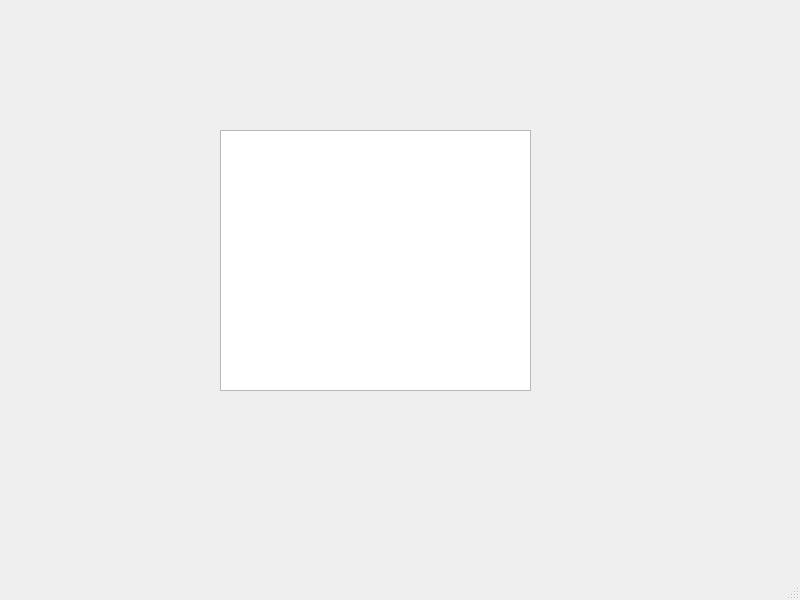
First picture: the form in ui/8_Tasks/TasksScreen.ui, repository F1l14/Software-Engineering-2025, before the edit.
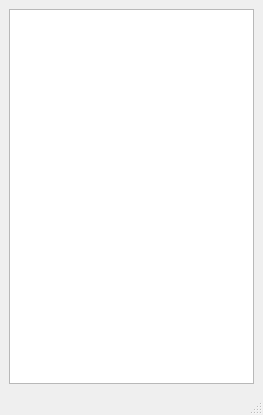
Second picture: the form after the edit.

Commit message: Refactor TasksScreen UI layout and dimensions for improved design consistency

Diff of the .ui file:
```diff
--- a/ui/8_Tasks/TasksScreen.ui
+++ b/ui/8_Tasks/TasksScreen.ui
@@ -6,24 +6,19 @@
    <rect>
     <x>0</x>
     <y>0</y>
-    <width>800</width>
-    <height>600</height>
+    <width>263</width>
+    <height>415</height>
    </rect>
   </property>
   <property name="windowTitle">
    <string>MainWindow</string>
   </property>
   <widget class="QWidget" name="centralwidget">
-   <widget class="QListWidget" name="listWidget">
-    <property name="geometry">
-     <rect>
-      <x>220</x>
-      <y>130</y>
-      <width>311</width>
-      <height>261</height>
-     </rect>
-    </property>
-   </widget>
+   <layout class="QGridLayout" name="gridLayout">
+    <item row="0" column="0">
+     <widget class="QListWidget" name="listWidget"/>
+    </item>
+   </layout>
   </widget>
   <widget class="QMenuBar" name="menubar">
    <property name="geometry">
```
Left out of the diff: 2 changed lines with no effect on the pictures.
